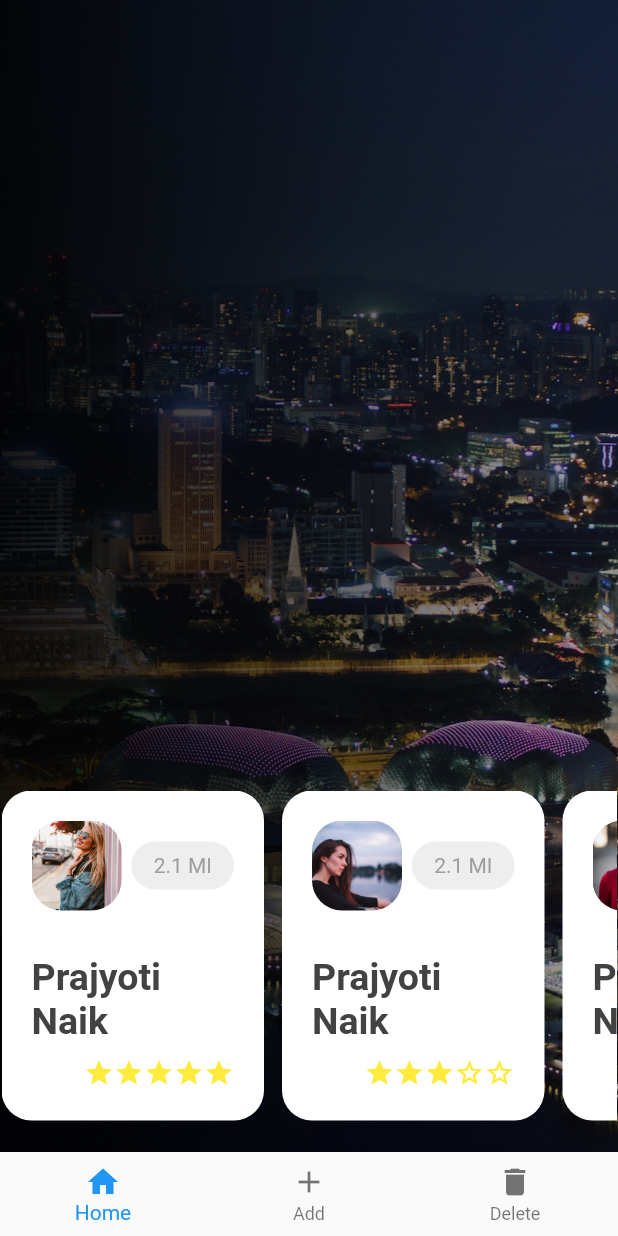
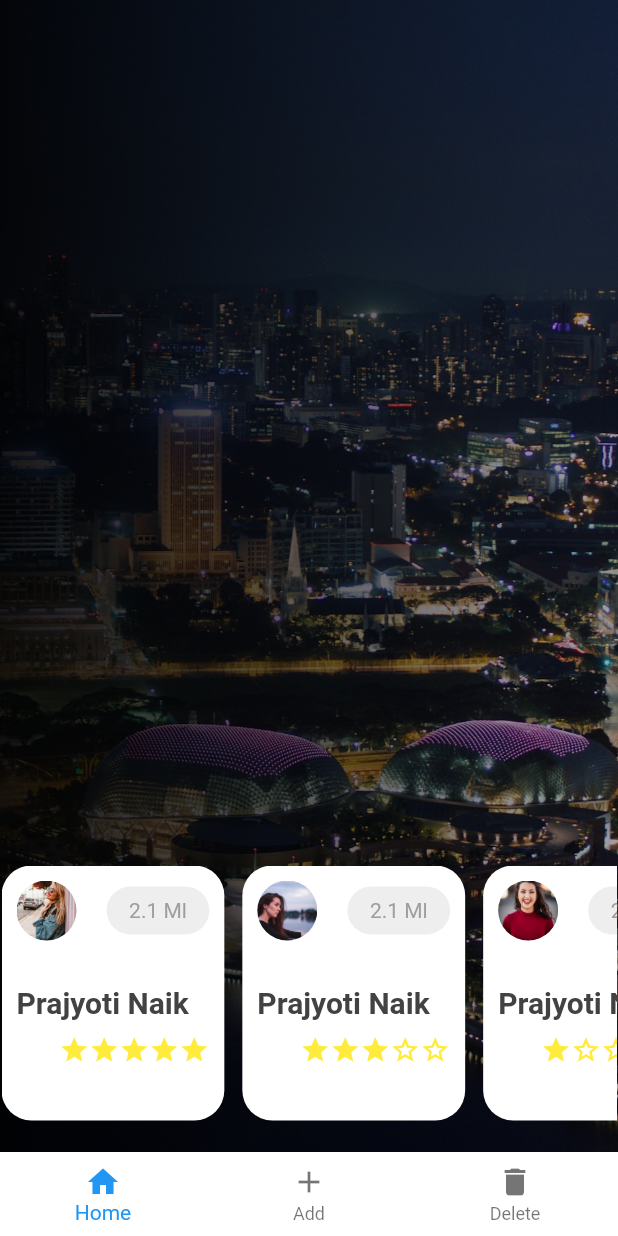
Before and after one commit to prathameshpbhat/Acm_presentations, a Flutter app: the screen it shows after launch, on a phone screen of 412 x 824 dp. Run offline on Flutter 3.47's test engine with Material 2 defaults, Android fonts, the phone set to English and light mode, and no system bars; drawn by our look-alikes of smooth_star_rating; our stand-ins replace firebase_database; accounts and stored records are empty.

Commit message:
Add all my files

```diff
--- a/acm_competition/acmcompe/lib/main.dart
+++ b/acm_competition/acmcompe/lib/main.dart
@@ -24,6 +24,7 @@ class _HomePage extends State<HomePage> {
       bottomNavigationBar: BottomNavigationBar(
           //type: BottomNavigationBarType.shifting,
           currentIndex:ci ,
+          backgroundColor: Colors.white,
           items: <BottomNavigationBarItem>[
 
 
@@ -82,7 +83,7 @@ onTap: (index)
                   mainAxisAlignment: MainAxisAlignment.end,
                   children: <Widget>[
                     Container(
-                        height: 220,
+                        height: 170,
                         child: ListView(
                           scrollDirection: Axis.horizontal,
                           children: <Widget>[
@@ -104,10 +105,10 @@ onTap: (index)
 
   Widget MakeItem(image,rating) {
     return AspectRatio(
-      aspectRatio: 1.7 / 2,
+      aspectRatio: 1.7 / 1.8,
       child: Container(
-        margin: EdgeInsets.only(right: 12),
-        padding: EdgeInsets.all(20),
+         margin: EdgeInsets.only(right: 12),
+        padding: EdgeInsets.all(10),
         decoration: BoxDecoration(
           borderRadius: BorderRadius.circular(20),
           color: Colors.white,
@@ -119,8 +120,8 @@ onTap: (index)
                 mainAxisAlignment: MainAxisAlignment.spaceBetween,
                 children: <Widget>[
                   Container(
-                      width: 60,
-                      height: 60,
+                      width: 40,
+                      height: 40,
                       decoration: BoxDecoration(
                           borderRadius: BorderRadius.circular(20),
                           image: DecorationImage(
@@ -149,7 +150,7 @@ onTap: (index)
               'Prajyoti Naik',
               style: TextStyle(
                 color: Colors.grey[800],
-                fontSize: 25,
+                fontSize: 20,
                 fontWeight: FontWeight.bold,
               ),
             ),
```
